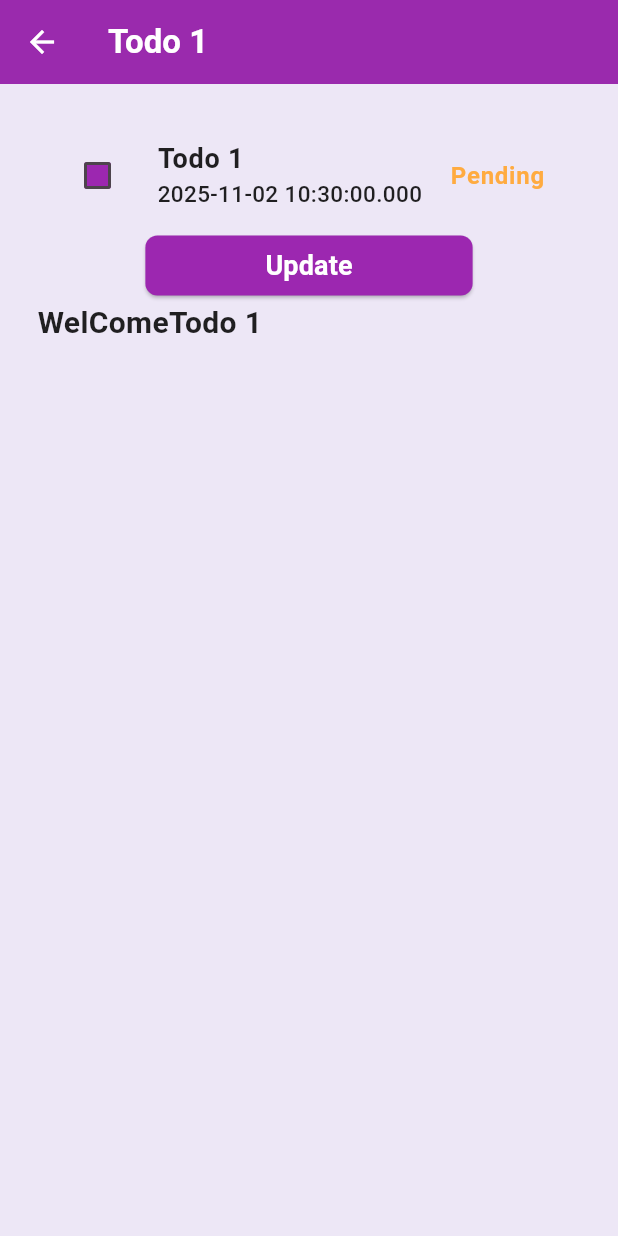
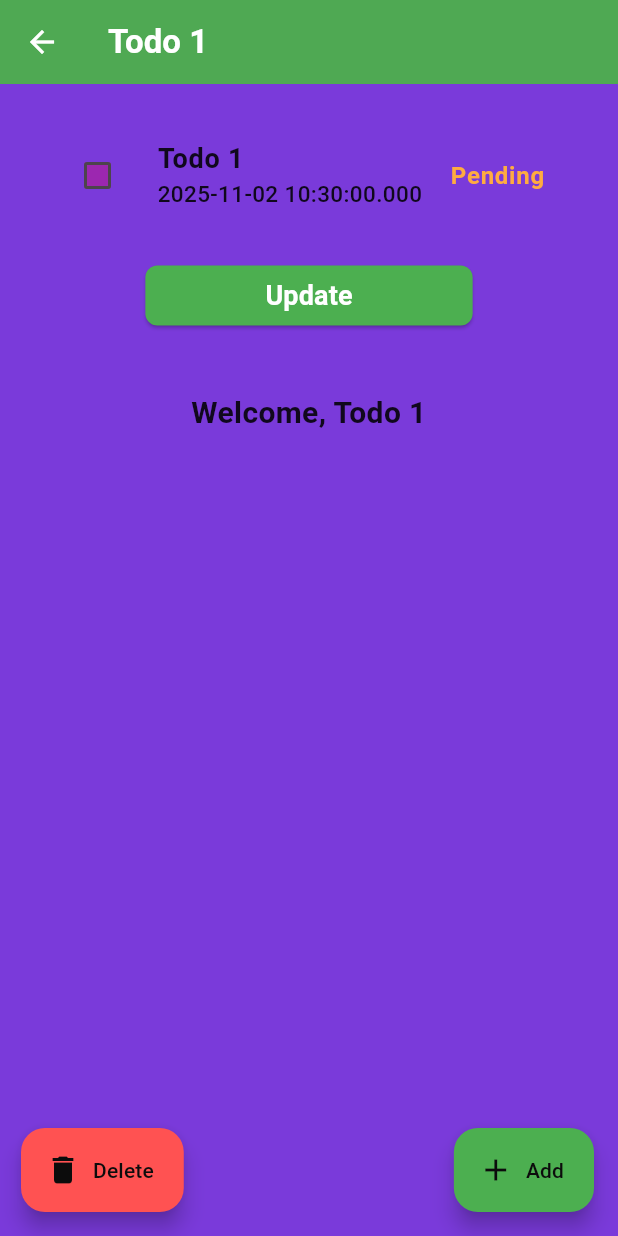
Before and after one commit to RazzaqAhmad/my_new_app, a Flutter app: the screen it shows after launch, after a tap on an icon or button, on a phone screen of 412 x 824 dp. Run offline on Flutter 3.47's test engine with Material 3 defaults, Android fonts, the phone set to English and light mode, and no system bars.

Commit message:
add and remove todo screen

```diff
--- a/lib/My_Screens/alltodos_screen.dart
+++ b/lib/My_Screens/alltodos_screen.dart
@@ -5,7 +5,7 @@ import 'package:my_new_app/providers/withprovider.dart';
 import 'package:provider/provider.dart';
 
 class AllTodosScreen extends StatefulWidget {
-  const AllTodosScreen({Key? key}) : super(key: key);
+  const AllTodosScreen({super.key});
   @override
   State<AllTodosScreen> createState() => _AllTodosScreenState();
 }
--- a/lib/My_Screens/singletodo_screen.dart
+++ b/lib/My_Screens/singletodo_screen.dart
@@ -1,5 +1,6 @@
 import 'package:flutter/material.dart';
 import 'package:my_new_app/models/todo.dart';
+import 'package:my_new_app/my_screens/addtodoscreen.dart';
 import 'package:my_new_app/providers/withprovider.dart';
 import 'package:provider/provider.dart';
 
@@ -11,13 +12,17 @@ class SingleTodoScreen extends StatelessWidget {
   Widget build(BuildContext context) {
     final provider = context.watch<TodoProvider>();
     bool? isCHk = false;
+
     final updatedTodo = provider.todos.firstWhere(
       (t) => t.title == stodo.title,
       orElse: () => stodo,
     );
 
     return Scaffold(
-      appBar: AppBar(title: Text(updatedTodo.title)),
+      appBar: AppBar(
+        title: Text(updatedTodo.title),
+        backgroundColor: Colors.green,
+      ),
       body: SafeArea(
         child: Padding(
           padding: const EdgeInsets.all(25),
@@ -47,7 +52,7 @@ class SingleTodoScreen extends StatelessWidget {
                   ),
                 ),
                 trailing: Text(
-                  stodo.iScompleted ? "Completed" : "Pending",
+                  updatedTodo.iScompleted ? "Completed" : "Pending",
                   style: TextStyle(
                     fontSize: 16,
                     fontWeight: FontWeight.bold,
@@ -57,6 +62,7 @@ class SingleTodoScreen extends StatelessWidget {
                   ),
                 ),
               ),
+              const SizedBox(height: 20),
               ElevatedButton(
                 onPressed: isCHk == false
                     ? () {
@@ -65,6 +71,7 @@ class SingleTodoScreen extends StatelessWidget {
                       }
                     : null,
                 style: ElevatedButton.styleFrom(
+                  backgroundColor: Colors.green,
                   padding: const EdgeInsets.symmetric(horizontal: 80),
                 ),
                 child: const Text(
@@ -72,18 +79,53 @@ class SingleTodoScreen extends StatelessWidget {
                   style: TextStyle(fontSize: 18, fontWeight: FontWeight.bold),
                 ),
               ),
-              Row(
-                children: [
-                  Text(
-                    "WelCome${updatedTodo.title}",
-                    style: TextStyle(fontSize: 20, fontWeight: FontWeight.bold),
-                  ),
-                ],
+              const SizedBox(height: 40),
+              Text(
+                "Welcome, ${updatedTodo.title}",
+                textAlign: TextAlign.center,
+                style: const TextStyle(
+                  fontSize: 20,
+                  fontWeight: FontWeight.bold,
+                ),
               ),
             ],
           ),
         ),
       ),
+
+      // ✅ Floating buttons for Add and Delete
+      floatingActionButton: Padding(
+        padding: const EdgeInsets.only(left: 30),
+        child: Row(
+          mainAxisAlignment: MainAxisAlignment.spaceBetween,
+          children: [
+            FloatingActionButton.extended(
+              heroTag: "deleteBtn",
+              backgroundColor: Colors.redAccent,
+              icon: const Icon(Icons.delete),
+              label: const Text("Delete"),
+              onPressed: () {
+                provider.removeTodo(stodo);
+                Navigator.pop(context);
+              },
+            ),
+            FloatingActionButton.extended(
+              heroTag: "addBtn",
+              backgroundColor: Colors.green,
+              icon: const Icon(Icons.add),
+              label: const Text("Add"),
+              onPressed: () {
+                Navigator.push(
+                  context,
+                  MaterialPageRoute(
+                    builder: (context) => const AddTodoScreen(),
+                  ),
+                );
+              },
+            ),
+          ],
+        ),
+      ),
     );
   }
 }
--- a/lib/providers/themprovider.dart
+++ b/lib/providers/themprovider.dart
@@ -14,7 +14,7 @@ class ThemeProvider extends ChangeNotifier {
         brightness: Brightness.light,
         colorScheme: ColorScheme.fromSeed(seedColor: Colors.purple),
         primaryColor: Colors.purple,
-        scaffoldBackgroundColor: const Color(0xFFEDE7F6),
+        scaffoldBackgroundColor: const Color.fromARGB(255, 122, 58, 218),
         appBarTheme: const AppBarTheme(
           backgroundColor: Colors.purple,
           foregroundColor: Colors.white,
@@ -45,7 +45,7 @@ class ThemeProvider extends ChangeNotifier {
         ),
         floatingActionButtonTheme: const FloatingActionButtonThemeData(
           backgroundColor: Colors.purple,
-          foregroundColor: Colors.white,
+          foregroundColor: Color.fromARGB(255, 12, 12, 12),
         ),
       ),
       'dark': ThemeData(
@@ -79,7 +79,7 @@ class ThemeProvider extends ChangeNotifier {
         ),
         floatingActionButtonTheme: const FloatingActionButtonThemeData(
           backgroundColor: Colors.deepPurpleAccent,
-          foregroundColor: Colors.white,
+          foregroundColor: Color.fromARGB(255, 17, 17, 17),
         ),
       ),
     },
@@ -90,7 +90,7 @@ class ThemeProvider extends ChangeNotifier {
         brightness: Brightness.light,
         colorScheme: ColorScheme.fromSeed(seedColor: Colors.green),
         primaryColor: Colors.green,
-        scaffoldBackgroundColor: const Color(0xFFE8F5E9),
+        scaffoldBackgroundColor: const Color.fromARGB(255, 99, 235, 110),
         appBarTheme: const AppBarTheme(
           backgroundColor: Colors.green,
           foregroundColor: Colors.white,
@@ -120,7 +120,7 @@ class ThemeProvider extends ChangeNotifier {
         ),
         floatingActionButtonTheme: const FloatingActionButtonThemeData(
           backgroundColor: Colors.green,
-          foregroundColor: Colors.white,
+          foregroundColor: Color.fromARGB(255, 10, 10, 10),
         ),
       ),
       'dark': ThemeData(
@@ -165,7 +165,7 @@ class ThemeProvider extends ChangeNotifier {
         brightness: Brightness.light,
         colorScheme: ColorScheme.fromSeed(seedColor: Colors.blue),
         primaryColor: Colors.blue,
-        scaffoldBackgroundColor: const Color(0xFFE3F2FD),
+        scaffoldBackgroundColor: const Color.fromARGB(255, 97, 170, 223),
         appBarTheme: const AppBarTheme(
           backgroundColor: Colors.blue,
           foregroundColor: Colors.white,
@@ -195,7 +195,7 @@ class ThemeProvider extends ChangeNotifier {
         ),
         floatingActionButtonTheme: const FloatingActionButtonThemeData(
           backgroundColor: Colors.blue,
-          foregroundColor: Colors.white,
+          foregroundColor: Color.fromARGB(255, 8, 8, 8),
         ),
       ),
       'dark': ThemeData(
--- a/lib/providers/withprovider.dart
+++ b/lib/providers/withprovider.dart
@@ -14,6 +14,16 @@ class TodoProvider extends ChangeNotifier {
     notifyListeners();
   }
 
+  void addTodo(Todo todo) {
+    _todos.add(todo);
+    notifyListeners();
+  }
+
+  void removeTodo(Todo todo) {
+    _todos.removeWhere((t) => t.title == todo.title);
+    notifyListeners();
+  }
+
   void toggleCheck() {
     _isCheck = !_isCheck;
     notifyListeners();
--- a/pubspec.yaml
+++ b/pubspec.yaml
@@ -33,6 +33,7 @@ dependencies:
   dropdown_button2: any
   cupertino_icons: ^1.0.8
   provider: ^6.0.0
+  flutter_speed_dial: ^7.0.0
   # The following adds the Cupertino Icons font to your application.
   # Use with the CupertinoIcons class for iOS style icons.
 
```
Also changed, not shown: lib/My_Screens/addtodoscreen.dart (added, +73 -0 lines), pubspec.lock.
